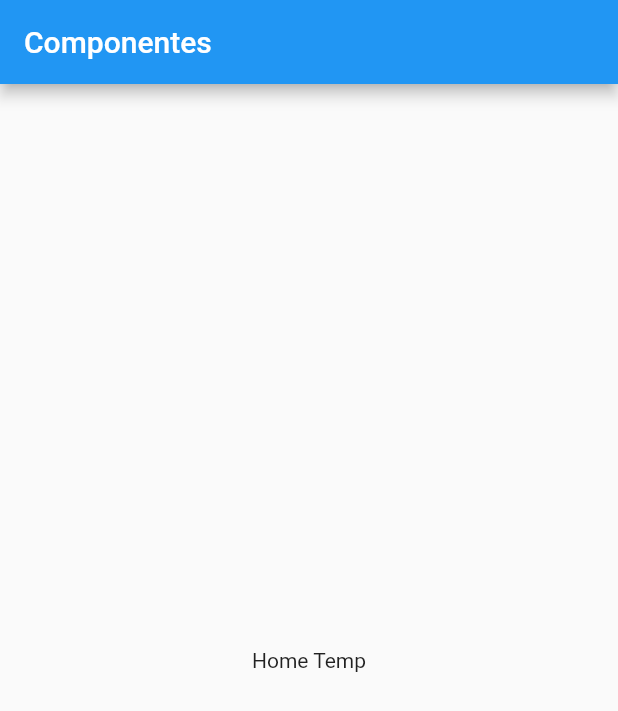
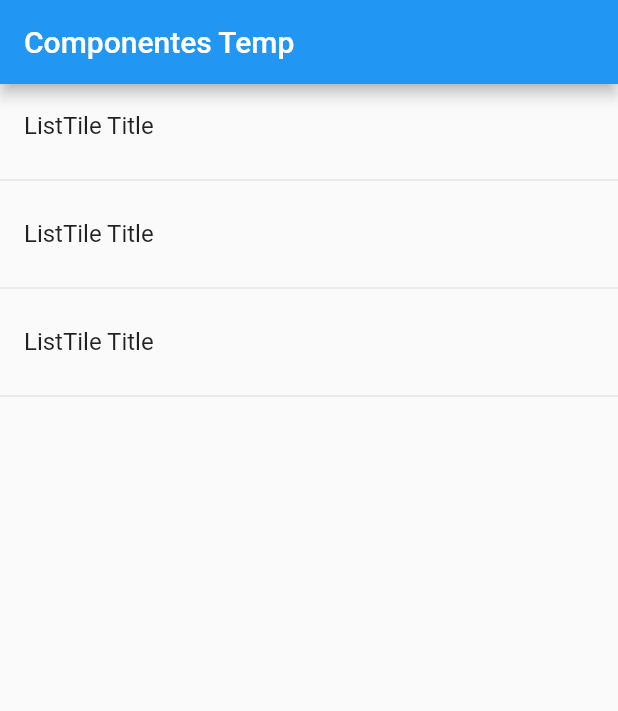
Before and after one commit to VictorBejarano/6-Componentes, a Flutter app: the screen it shows after launch, on a phone screen of 412 x 824 dp. Shown: the top 711 px of the screen. Run offline on Flutter 3.47's test engine with Material 2 defaults, Android fonts, the phone set to English and light mode, and no system bars.

Commit message:
5 ListView

```diff
--- a/lib/main.dart
+++ b/lib/main.dart
@@ -8,12 +8,7 @@ class MyApp extends StatelessWidget {
   Widget build(BuildContext context) {
     return MaterialApp(
       title: 'Componentes App',
-      home: Scaffold(
-        appBar: AppBar(
-          title: Text('Componentes'),
-        ),
-        body: HomePageTemp(),
-      ),
+      home: HomePageTemp(),
     );
   }
 }
--- a/lib/src/pages/home_temp.dart
+++ b/lib/src/pages/home_temp.dart
@@ -6,7 +6,27 @@ class HomePageTemp extends StatelessWidget {
   @override
   Widget build(BuildContext context) {
     return Center(
-      child: Text('Home Temp'),
+      child: Scaffold(
+        appBar: AppBar(
+          title: Text('Componentes Temp'),
+        ),
+        body: ListView(
+          children: <Widget>[
+            ListTile(
+              title: Text('ListTile Title'),
+            ),
+            Divider(),
+            ListTile(
+              title: Text('ListTile Title'),
+            ),
+            Divider(),
+            ListTile(
+              title: Text('ListTile Title'),
+            ),
+            Divider(),
+          ],
+        ),
+      ),
     );
   }
 }
```
